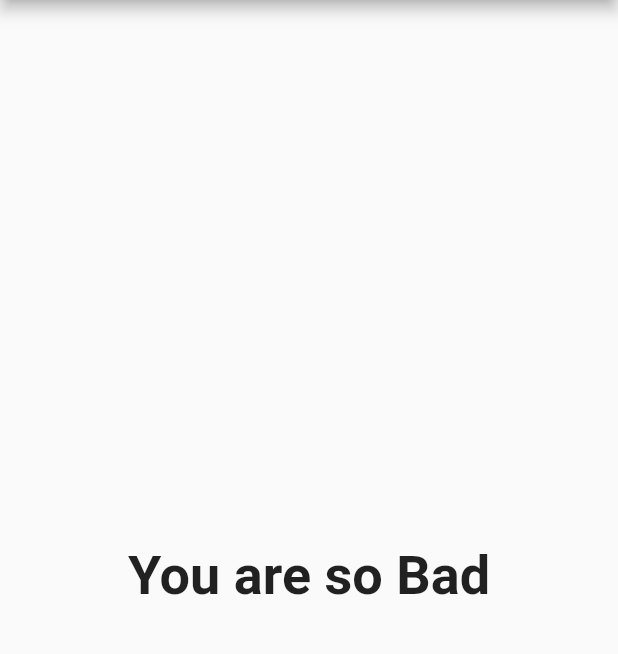
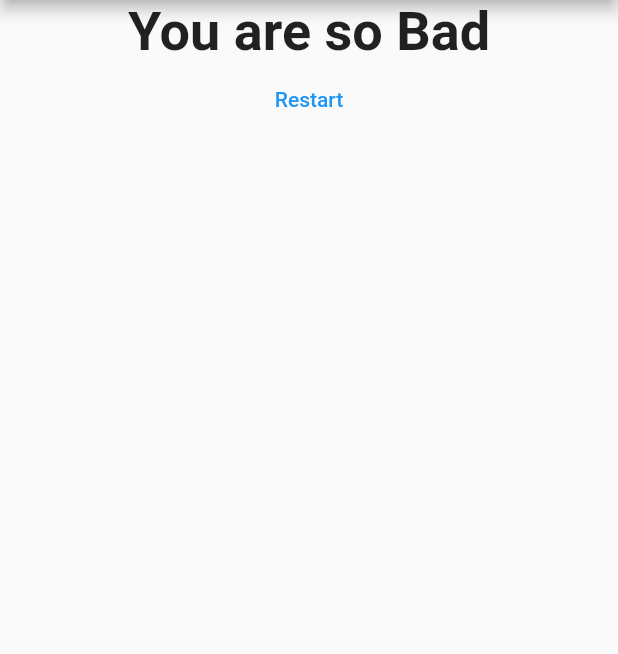
Before and after one commit to hey-ak/FlutterProjects, a Flutter app: the screen it shows after launch, after a tap on "Blue", after a tap on "Lion", after a tap on "Gujrat", on a phone screen of 412 x 824 dp, the part 84-738 px from its top. Run offline on Flutter 3.47's test engine with Material 2 defaults, Android fonts, the phone set to English and light mode, and no system bars.

Commit message:
Added Restart Button

```diff
--- a/lib/main.dart
+++ b/lib/main.dart
@@ -21,6 +21,14 @@ class MyApp extends StatefulWidget {
 class MyAppState extends State<MyApp> {
   var questionindex = 0;
   int totalscore = 0;
+
+  void restartQuiz() {
+    setState(() {
+      questionindex = 0;
+      totalscore = 0;
+    });
+  }
+
   var questions = [
     {
       'questiontext': 'what is your\'s fav colour ?',
@@ -69,7 +77,7 @@ class MyAppState extends State<MyApp> {
                 answerQuestion: answerQuestion,
                 questionindex: questionindex,
                 questions: questions)
-            : Result(totalscore),
+            : Result(totalscore,restartQuiz),
       ),
     );
   }
--- a/lib/result.dart
+++ b/lib/result.dart
@@ -2,7 +2,9 @@ import 'package:flutter/material.dart';
 
 class Result extends StatelessWidget {
   final resultScore;
-  Result(this.resultScore);
+  final Function restartHandler;
+  Result(this.resultScore,this.restartHandler);
+
   String get resultPhrase {
     String resultText;
     if (resultScore <= 8) {
@@ -20,11 +22,22 @@ class Result extends StatelessWidget {
   @override
   Widget build(BuildContext context) {
     return Center(
-        child: Text(resultPhrase,
+      child: Column(
+        children: <Widget>[
+          Text(
+            resultPhrase,
             textAlign: TextAlign.center,
-            style: TextStyle(
+            style: const TextStyle(
               fontSize: 36,
               fontWeight: FontWeight.bold,
-            )));
+            ),
+          ),
+           TextButton(
+            onPressed: restartHandler,
+            child: const Text("Restart"),
+          )
+        ],
+      ),
+    );
   }
 }
```
